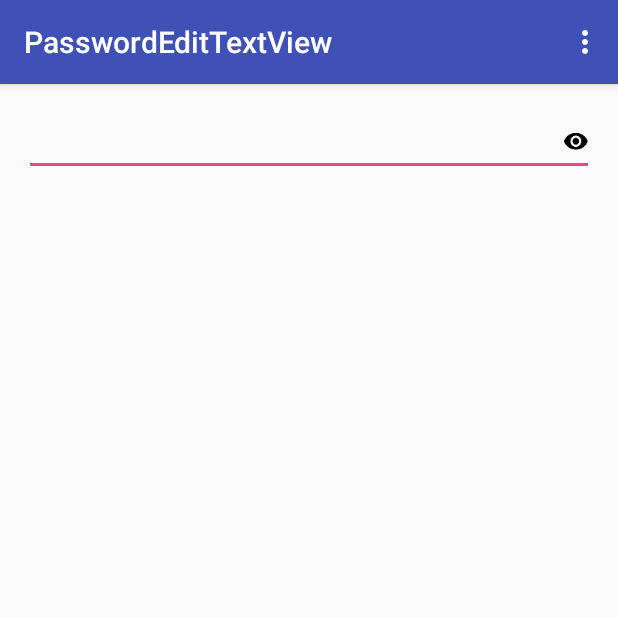
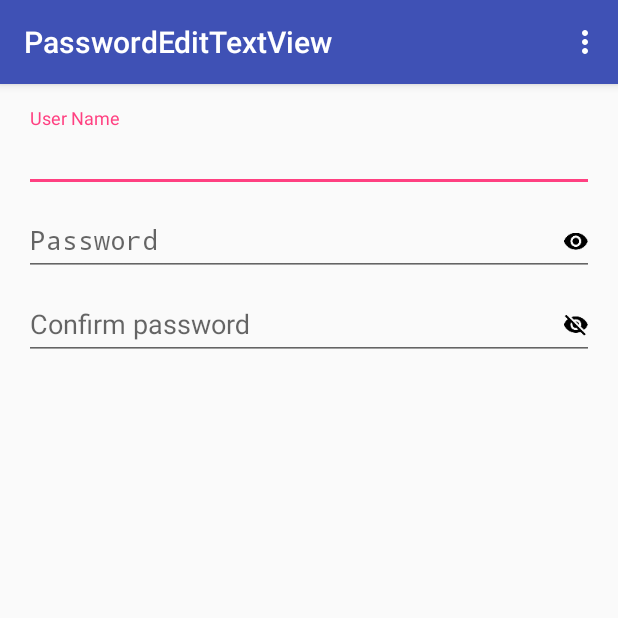
Before and after one commit to anshulagarwal06/PasswordEditText, an Android app: the screen it shows after launch (MainActivity), on a phone screen of 412 x 824 dp, the top half of it. Run offline under Robolectric (Android 15) with nearby library versions, the light colour scheme and no system bars.

Commit message:
Added screenshot

```diff
--- a/app/src/main/res/layout/content_main.xml
+++ b/app/src/main/res/layout/content_main.xml
@@ -12,11 +12,45 @@
     tools:context="in.anshul.passwordedittextview.MainActivity"
     tools:showIn="@layout/activity_main">
 
-    <in.anshul.libray.PasswordEditText
-        android:id="@+id/password_edit_text"
+    <android.support.design.widget.TextInputLayout
+        android:id="@+id/username"
+        android:layout_width="match_parent"
+        android:layout_height="wrap_content">
+
+        <EditText
+            android:layout_width="match_parent"
+            android:layout_height="wrap_content"
+            android:hint="User Name"
+            android:inputType="text"/>
+    </android.support.design.widget.TextInputLayout>
+
+    <android.support.design.widget.TextInputLayout
+        android:id="@+id/password_text"
         android:layout_width="match_parent"
         android:layout_height="wrap_content"
-        app:hide_drawable="@drawable/hide_password"
-        app:password_visible="false"
-        app:show_drawable="@drawable/show_password" />
+        android:layout_below="@id/username">
+
+        <in.anshul.libray.PasswordEditText
+            android:id="@+id/password_edit_text"
+            android:layout_width="match_parent"
+            android:layout_height="wrap_content"
+            app:hide_drawable="@drawable/hide_password"
+            app:password_visible="false"
+            android:hint="Password"
+            app:show_drawable="@drawable/show_password" />
+    </android.support.design.widget.TextInputLayout>
+
+    <android.support.design.widget.TextInputLayout
+        android:layout_width="match_parent"
+        android:layout_height="wrap_content"
+        android:layout_below="@id/password_text">
+
+        <in.anshul.libray.PasswordEditText
+            android:layout_width="match_parent"
+            android:layout_height="wrap_content"
+            app:hide_drawable="@drawable/hide_password"
+            app:password_visible="true"
+            android:hint="Confirm password"
+            app:show_drawable="@drawable/show_password" />
+    </android.support.design.widget.TextInputLayout>
 </RelativeLayout>
```
Also changed, not shown: 1 other file.
